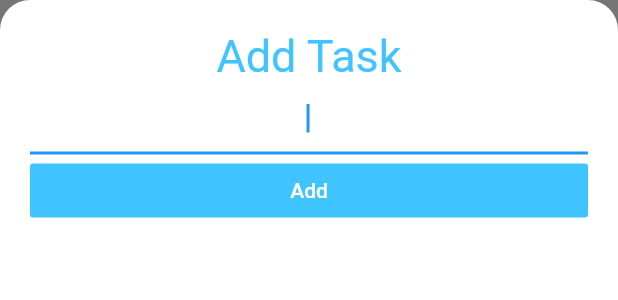
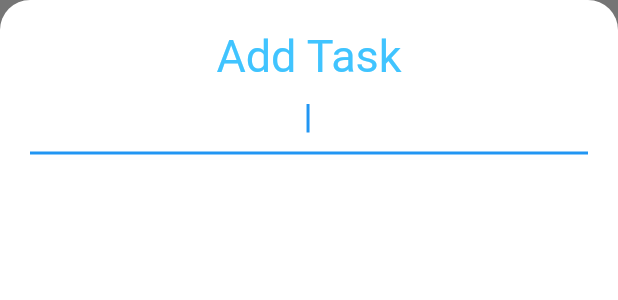
Before and after one commit to yongchulbag/todoey, a Flutter app: what addTaskBottom() shows on an empty page, opened directly, on a phone screen of 412 x 824 dp. Shown: the top 300 px of the screen. Run offline on Flutter 3.47's test engine with Material 2 defaults, Android fonts, the phone set to English and light mode, and no system bars.

Commit message:
help for community

```diff
--- a/lib/screens/addTask_bottom.dart
+++ b/lib/screens/addTask_bottom.dart
@@ -29,14 +29,14 @@ class addTaskBottom extends StatelessWidget {
                 autofocus: true,
                 textAlign: TextAlign.center,
               ),
-              FlatButton(
+              TextButton(
                 child: Text(
                   'Add',
                   style: TextStyle(
                     color: Colors.white,
                   ),
                 ),
-                color: Colors.lightBlueAccent,
+                // color: Colors.lightBlueAccent,
                 onPressed: () {},
               ),
             ],
```
Also changed, not shown: lib/widgets/task_tile.dart (+5 -5 lines), pubspec.lock.
